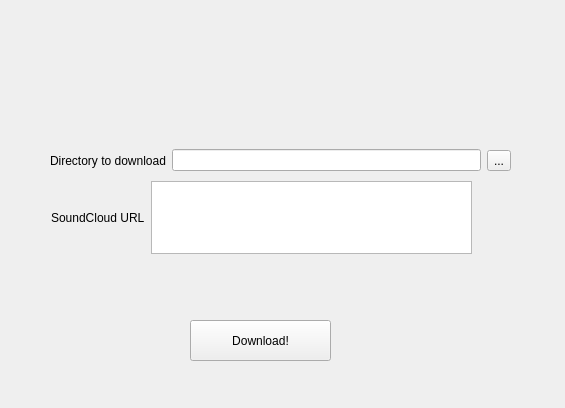
Before: the Qt Designer form sounds.ui in spuleri/soundsfromthecloud, drawn with Qt 5.
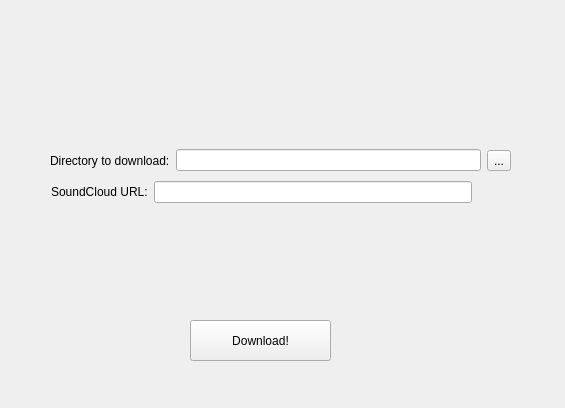
After: the same form once the commit is applied.

Commit message: GUI has basic functionality working

```diff
--- a/sounds.ui
+++ b/sounds.ui
@@ -41,7 +41,7 @@
       <item>
        <widget class="QLabel" name="label_2">
         <property name="text">
-         <string>Directory to download</string>
+         <string>Directory to download:</string>
         </property>
        </widget>
       </item>
@@ -65,19 +65,19 @@
      <x>51</x>
      <y>181</y>
      <width>421</width>
-     <height>73</height>
+     <height>22</height>
     </rect>
    </property>
    <layout class="QHBoxLayout" name="horizontalLayout">
     <item>
      <widget class="QLabel" name="label">
       <property name="text">
-       <string>SoundCloud URL</string>
+       <string>SoundCloud URL:</string>
       </property>
      </widget>
     </item>
     <item>
-     <widget class="QTextEdit" name="urlLine"/>
+     <widget class="QLineEdit" name="lineEdit"/>
     </item>
    </layout>
   </widget>
```
Left out of the diff: 54 changed lines with no effect on the pictures. The commit also changes 7 other files.
